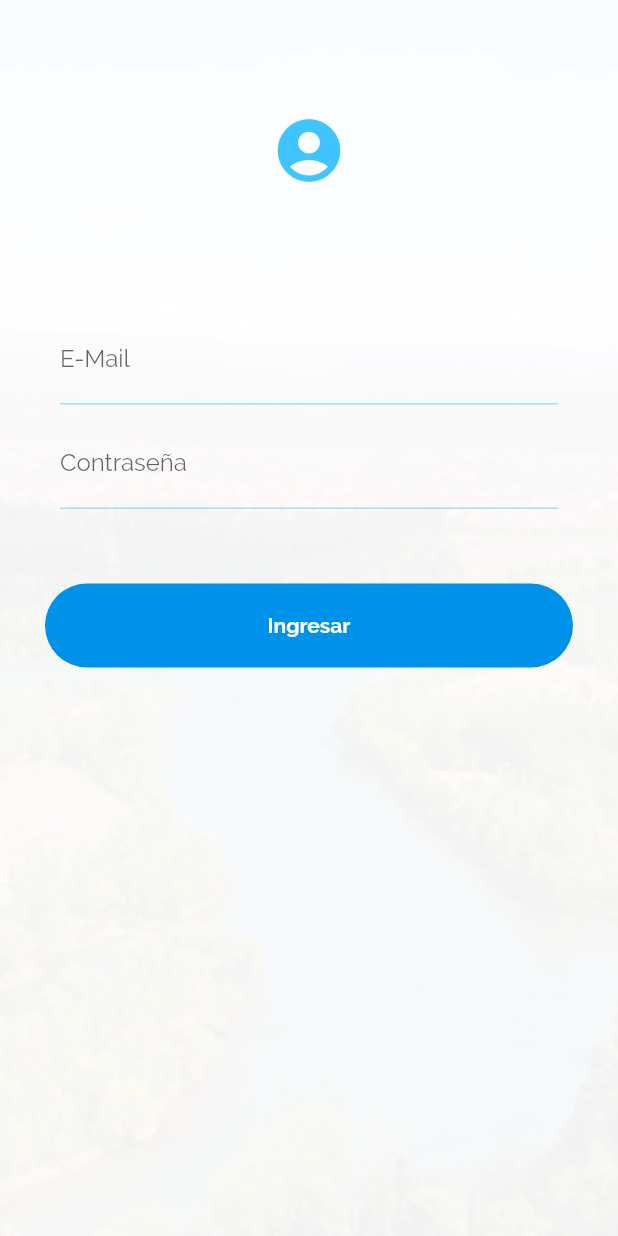
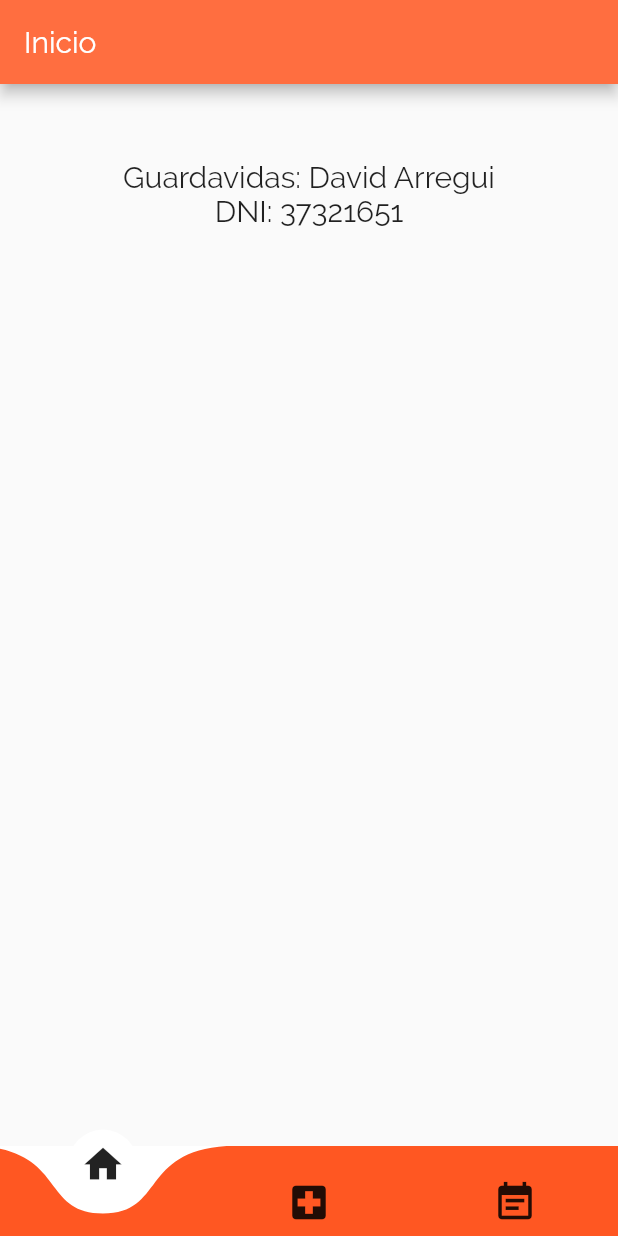
Before and after one commit to matirinfante/app_libroaguas, a Flutter app: the screen it shows after launch, scrolled down 576 dp, after a tap on "Ingresar", on a phone screen of 412 x 824 dp. Run offline on Flutter 3.47's test engine with Material 2 defaults, Android fonts, the phone set to English and light mode, and no system bars; drawn by our look-alikes of curved_navigation_bar; our stand-ins replace carousel_slider, shared_preferences; missing offline and left inert: custom_radio, grouped_buttons.

Commit message:
Last prototype

```diff
--- /dev/null
+++ b/lib/Index.dart
@@ -0,0 +1,134 @@
+import 'package:flutter/material.dart';
+import 'package:curved_navigation_bar/curved_navigation_bar.dart';
+
+import 'package:app_libroaguas/Rescate.dart';
+
+class Index extends StatefulWidget {
+  _IndexState createState() => new _IndexState();
+}
+
+class _IndexState extends State<Index> {
+  PageController _pageController = PageController(initialPage: 0);
+  int _page = 0;
+  GlobalKey _bottomBar = GlobalKey();
+
+  Widget build(BuildContext context) {
+    var _pageNames = {0: 'Inicio', 1: 'Incidente', 2: 'Registros'};
+    return Scaffold(
+      appBar: AppBar(
+        backgroundColor: Colors.deepOrangeAccent,
+        title: Text(_pageNames[_page]),
+        automaticallyImplyLeading: true,
+      ),
+      body: PageView(
+        controller: _pageController,
+        physics: NeverScrollableScrollPhysics(),
+        children: <Widget>[Index(), Incidente(), Registro()],
+      ),
+      bottomNavigationBar: CurvedNavigationBar(
+        backgroundColor: Colors.white,
+        buttonBackgroundColor: Colors.white,
+        color: Colors.deepOrange,
+        key: _bottomBar,
+        index: 0,
+        height: 60,
+        animationDuration: Duration(milliseconds: 200),
+        items: <Widget>[
+          Icon(Icons.home, size: 30),
+          Icon(Icons.local_hospital, size: 30),
+          Icon(Icons.event_note, size: 30)
+        ],
+        onTap: (index) {
+          setState(() {
+            _page = index;
+          });
+          _pageController.animateToPage(
+            _page,
+            duration: Duration(milliseconds: 300),
+            curve: Curves.linearToEaseOut,
+          );
+        },
+      ),
+    );
+  }
+
+  Widget Index() {
+    return Container(
+      child: Column(
+        children: <Widget>[
+          Padding(
+            padding: const EdgeInsets.only(top: 50.0),
+            child: Text(
+              'Guardavidas: David Arregui',
+              style: TextStyle(fontSize: 20),
+            ),
+          ),
+          Text(
+            'DNI: 37321651',
+            style: TextStyle(fontSize: 20),
+          ),
+        ],
+      ),
+    );
+  }
+
+  Widget Incidente() {
+    return Container(
+      child: Center(
+        child: Column(
+          children: <Widget>[
+            Expanded(
+              child: MaterialButton(
+                child: Row(
+                  children: <Widget>[
+                    Icon(
+                      Icons.add,
+                      size: 50,
+                    ),
+                    Text(
+                      'Rescate',
+                      textScaleFactor: 0.8,
+                      style: TextStyle(fontSize: 40),
+                    ),
+                  ],
+                ),
+                onPressed: () {
+                  Navigator.of(context).push(MaterialPageRoute(
+                      builder: (BuildContext context) => Rescate()));
+                },
+              ),
+            ),
+            Divider(
+              color: Colors.black,
+            ),
+            Expanded(
+                child: MaterialButton(
+              child: Row(
+                children: <Widget>[
+                  Icon(
+                    Icons.add,
+                    size: 50,
+                  ),
+                  Text(
+                    'Primeros Auxilios',
+                    textScaleFactor: 0.8,
+                    style: TextStyle(fontSize: 40),
+                  ),
+                ],
+              ),
+              onPressed: () {},
+            )),
+          ],
+        ),
+      ),
+    );
+  }
+
+  Widget Registro() {
+    return Container(
+      child: Column(
+        children: <Widget>[MaterialButton()],
+      ),
+    );
+  }
+}
--- a/lib/main.dart
+++ b/lib/main.dart
@@ -1,6 +1,9 @@
 import 'package:flutter/material.dart';
+import 'package:flutter/services.dart';
+import 'package:flutter/services.dart';
 import 'dart:async';
 import 'package:shared_preferences/shared_preferences.dart';
+import 'package:app_libroaguas/Index.dart';
 import 'package:carousel_slider/carousel_slider.dart';
 
 void main() => runApp(new MyApp());
@@ -8,6 +11,7 @@ void main() => runApp(new MyApp());
 class MyApp extends StatelessWidget {
   @override
   Widget build(BuildContext context) {
+    SystemChrome.setEnabledSystemUIOverlays([]);
     return new MaterialApp(
       title: 'Libro de Aguas',
       theme: new ThemeData(primarySwatch: Colors.blue, fontFamily: 'Raleway'),
@@ -262,7 +266,10 @@ class _LoginScreenState extends State<LoginScreen>
                         borderRadius: new BorderRadius.circular(30.0),
                       ),
                       color: Colors.lightBlueAccent[700],
-                      onPressed: () => {},
+                      onPressed: () {
+                        Navigator.pushReplacement(context,
+                            MaterialPageRoute(builder: (context) => Index()));
+                      },
                       child: new Container(
                         padding: const EdgeInsets.symmetric(
                           vertical: 20.0,
--- a/pubspec.yaml
+++ b/pubspec.yaml
@@ -18,8 +18,11 @@ environment:
 
 dependencies:
   intro_slider: ^2.0.1
+  curved_navigation_bar: ^0.3.0
   carousel_slider: ^1.3.0
   shared_preferences: ^0.5.2+1
+  grouped_buttons: ^1.0.4
+  custom_radio: ^0.1.2
   flutter:
     sdk: flutter
   # The following adds the Cupertino Icons font to your application.
```
Also changed, not shown: lib/Home.dart (added, +28 -0 lines), lib/Rescate.dart (added, +532 -0 lines), lib/Asistencia.dart (added), pubspec.lock.
